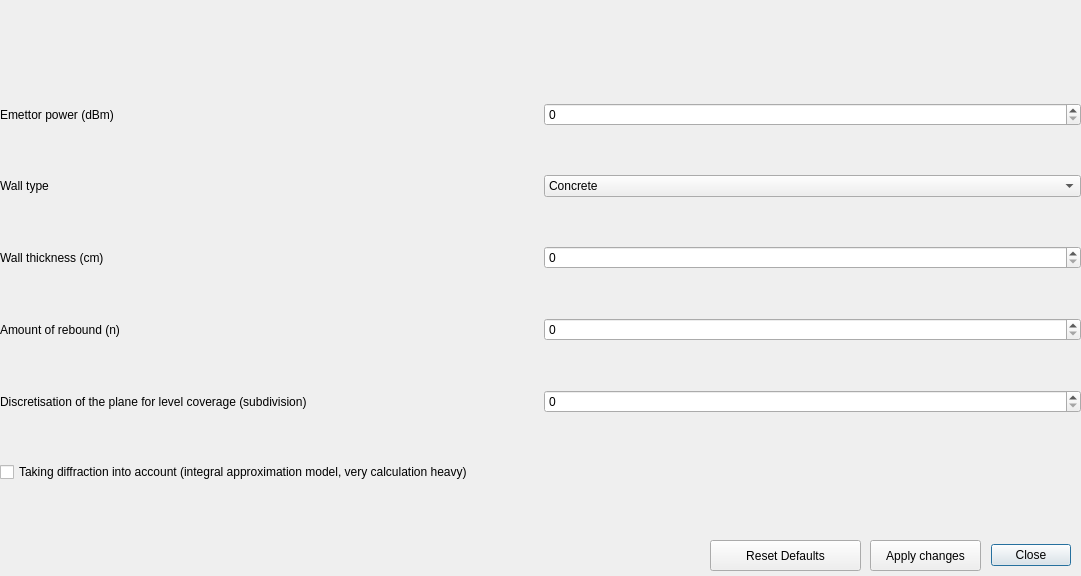
amatepl/RayTracing2019, file settings.ui: the form before one commit.
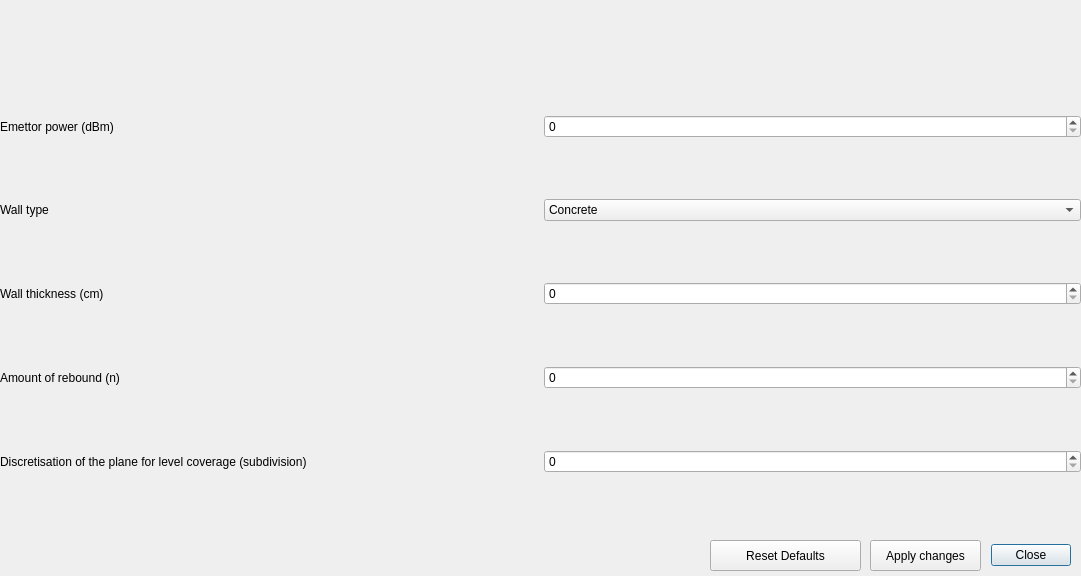
The form after the commit.

Commit message: First commit and nothing really change but I love my job

```diff
--- a/settings.ui
+++ b/settings.ui
@@ -121,16 +121,6 @@
       </property>
      </widget>
     </item>
-    <item row="7" column="1">
-     <widget class="QCheckBox" name="diffractBox">
-      <property name="text">
-       <string>Taking diffraction into account (integral approximation model, very calculation heavy)</string>
-      </property>
-      <property name="tristate">
-       <bool>true</bool>
-      </property>
-     </widget>
-    </item>
    </layout>
   </widget>
   <widget class="QPushButton" name="resetDefaultsButton">
```
The commit also changes 2 other files.
